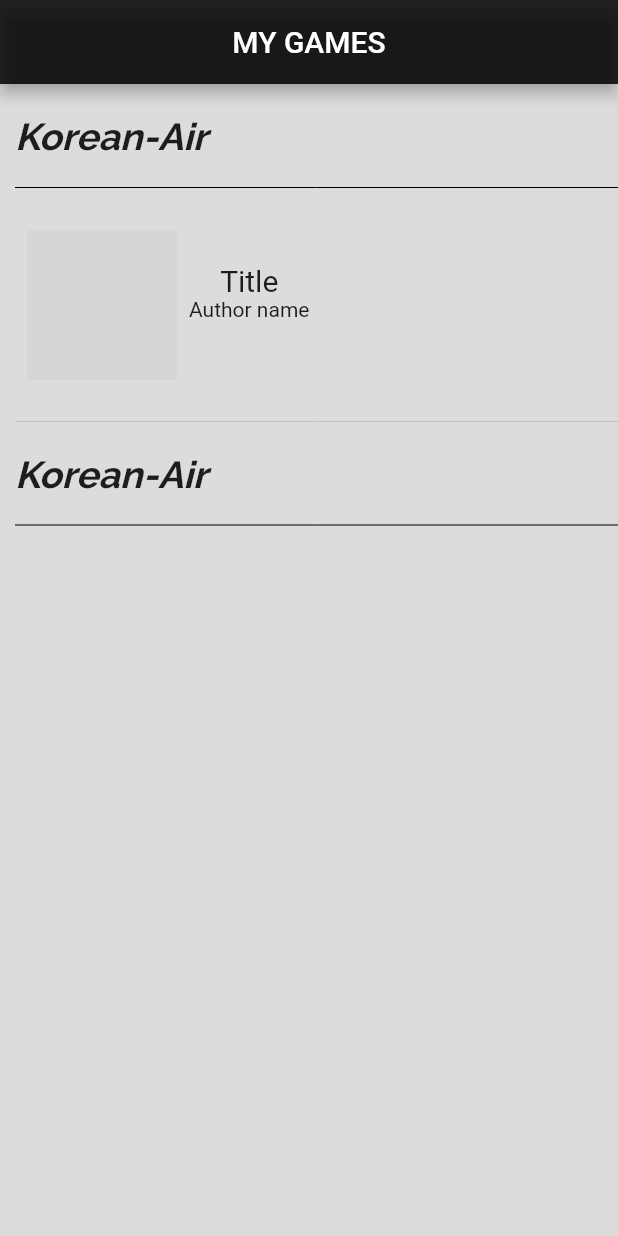
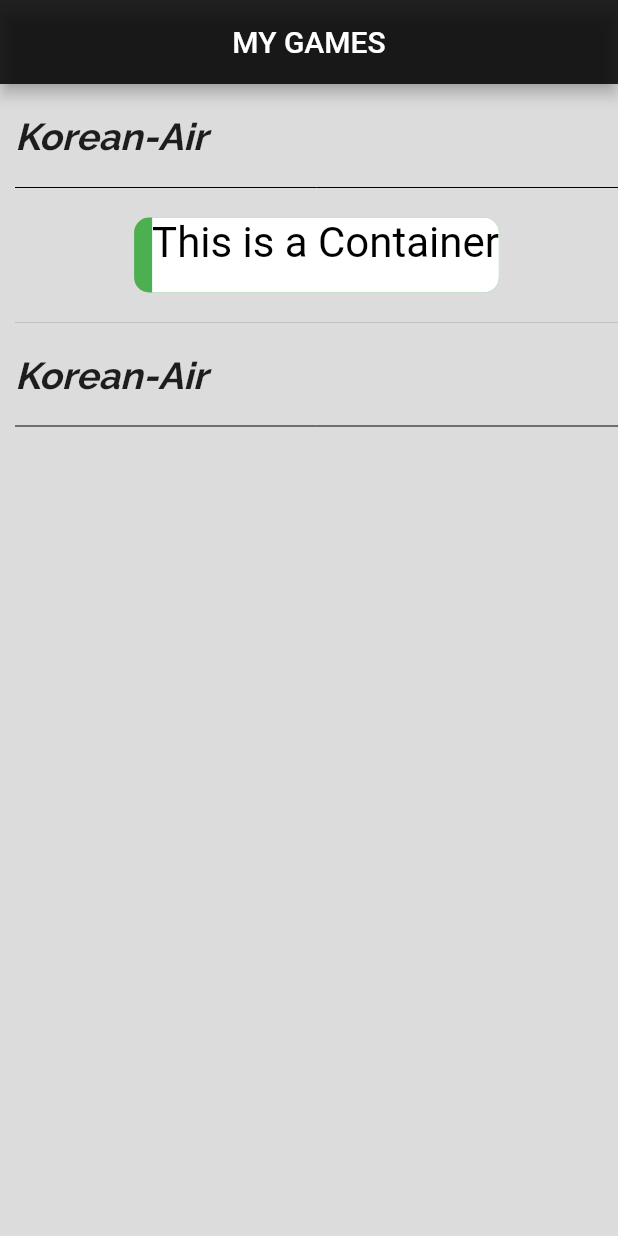
Before and after one commit to GeonwooVincentKim/Flutter_Several_Function, a Flutter app: the screen it shows after launch, on a phone screen of 412 x 824 dp. Run offline on Flutter 3.47's test engine with Material 2 defaults, Android fonts, the phone set to English and light mode, and no system bars; grey boxes are pictures that could not be loaded.

Commit message:
Another way to solve..?

```diff
--- a/lib/Home.dart
+++ b/lib/Home.dart
@@ -52,31 +52,27 @@ class Body extends StatelessWidget{
               height: 40,
             ),
 
-            // Container(
-            //   padding: EdgeInsets.only(left: 1.0, top: 1.0),
-            //   color:Colors.white,
-            //   child: (
-            // Container(
-            //   padding: EdgeInsets.only(left: 12.0),
-            //   decoration: BoxDecoration(
-            //     borderRadius: BorderRadius.circular(10.0),
-            //     color: Colors.green,
-            //   ),
-            //   height: 50,
-            //   child: Container(
-            //     decoration: BoxDecoration(
-            //       borderRadius: BorderRadius.only(
-            //           topRight: Radius.circular(10.0),
-            //           bottomRight: Radius.circular(10.0)),
-            //       color: Colors.white,
-            //     ),
-            //     child: Text(
-            //       'This is a Container',
-            //       textScaleFactor: 2,
-            //       style: TextStyle(color: Colors.black),
-            //     ),
-            //   ),
-            // ),
+            Container(
+              padding: EdgeInsets.only(left: 12.0),
+              decoration: BoxDecoration(
+                borderRadius: BorderRadius.circular(10.0),
+                color: Colors.green,
+              ),
+              height: 50,
+              child: Container(
+                decoration: BoxDecoration(
+                  borderRadius: BorderRadius.only(
+                      topRight: Radius.circular(10.0),
+                      bottomRight: Radius.circular(10.0)),
+                  color: Colors.white,
+                ),
+                child: Text(
+                  'This is a Container',
+                  textScaleFactor: 2,
+                  style: TextStyle(color: Colors.black),
+                ),
+              ),
+            ),
            // Center(
               // child: ClipRect(
               //   child: Align(
@@ -84,43 +80,45 @@ class Body extends StatelessWidget{
               //     heightFactor: 0.5,
               //     child: Image.network("https://www.gstatic.com/webp/gallery/1.jpg"),
               //   ),
-                Container(
-                  alignment: Alignment.topLeft,
-                  color: Colors.transparent,
-                  child: Column(
-                    children: <Widget>[
-                      Row(
-                        children: <Widget>[
-                          Padding(
-                            padding: const EdgeInsets.all(8.0),
-                            child: Image(
-                              height: 100,
-                              width: 100,
-                              image: NetworkImage("https://www.gstatic.com/webp/gallery/1.jpg"),
-                            ),
-                          ),
-                          Column(
-                            children: <Widget>[
-                              Text(
-                                "Title",
-                                textDirection: TextDirection.ltr,
-                                textAlign: TextAlign.left,
-                                style: TextStyle(
-                                  fontSize: 20,
-                                ),
-                              ),
-                              Text("Author name"),
 
-                              Divider(
-                                color: Colors.black,
-                              )
-                            ],
-                          )
-                        ],
-                      ),
-                    ],
-                  ),
-                ),
+              //   Container(
+              //     alignment: Alignment.topLeft,
+              //     color: Colors.transparent,
+              //     child: Column(
+              //       children: <Widget>[
+              //         Row(
+              //           children: <Widget>[
+              //             Padding(
+              //               padding: const EdgeInsets.all(8.0),
+              //               child: Image(
+              //                 height: 100,
+              //                 width: 100,
+              //                 image: NetworkImage("https://www.gstatic.com/webp/gallery/1.jpg"),
+              //               ),
+              //             ),
+              //             Column(
+              //               children: <Widget>[
+              //                 Text(
+              //                   "Title",
+              //                   textDirection: TextDirection.ltr,
+              //                   textAlign: TextAlign.left,
+              //                   style: TextStyle(
+              //                     fontSize: 20,
+              //                   ),
+              //                 ),
+              //                 Text("Author name"),
+              //
+              //                 Divider(
+              //                   color: Colors.black,
+              //                 )
+              //               ],
+              //             )
+              //           ],
+              //         ),
+              //       ],
+              //     ),
+              //   ),
+
              // )
             // ),
 
```
